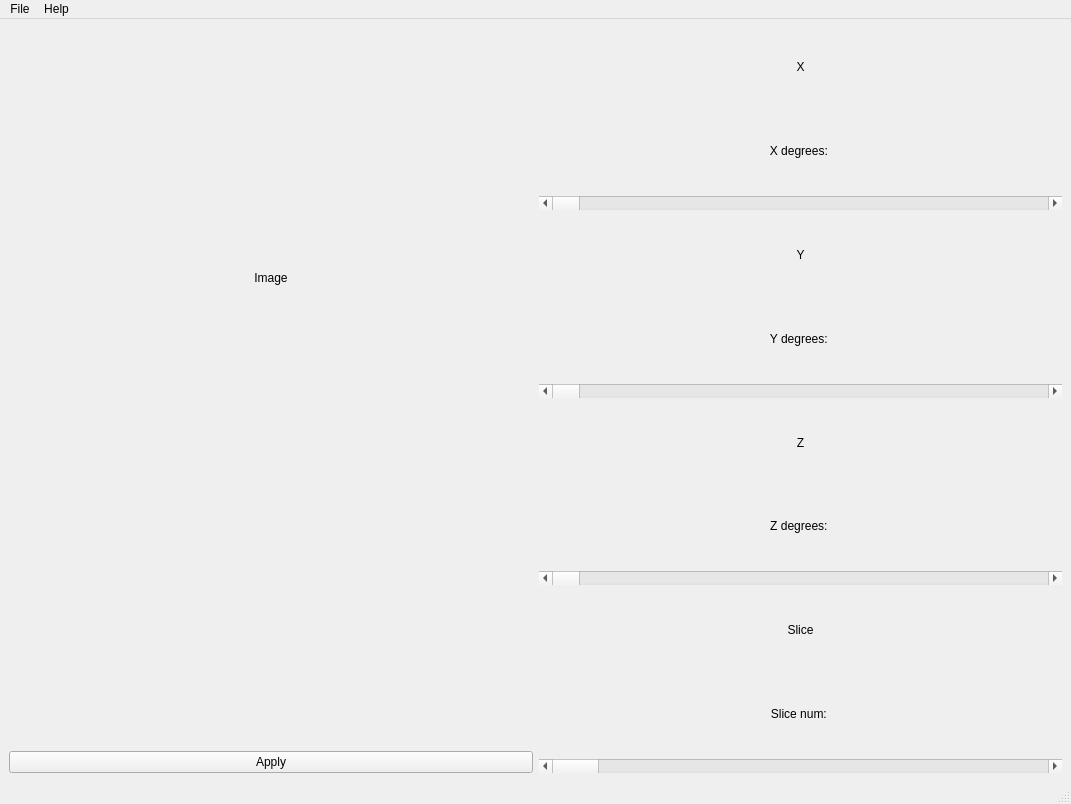
The window that src/GUI/main.ui (NIRALUser/NeuroRuler) describes before a commit, drawn with Qt 5.
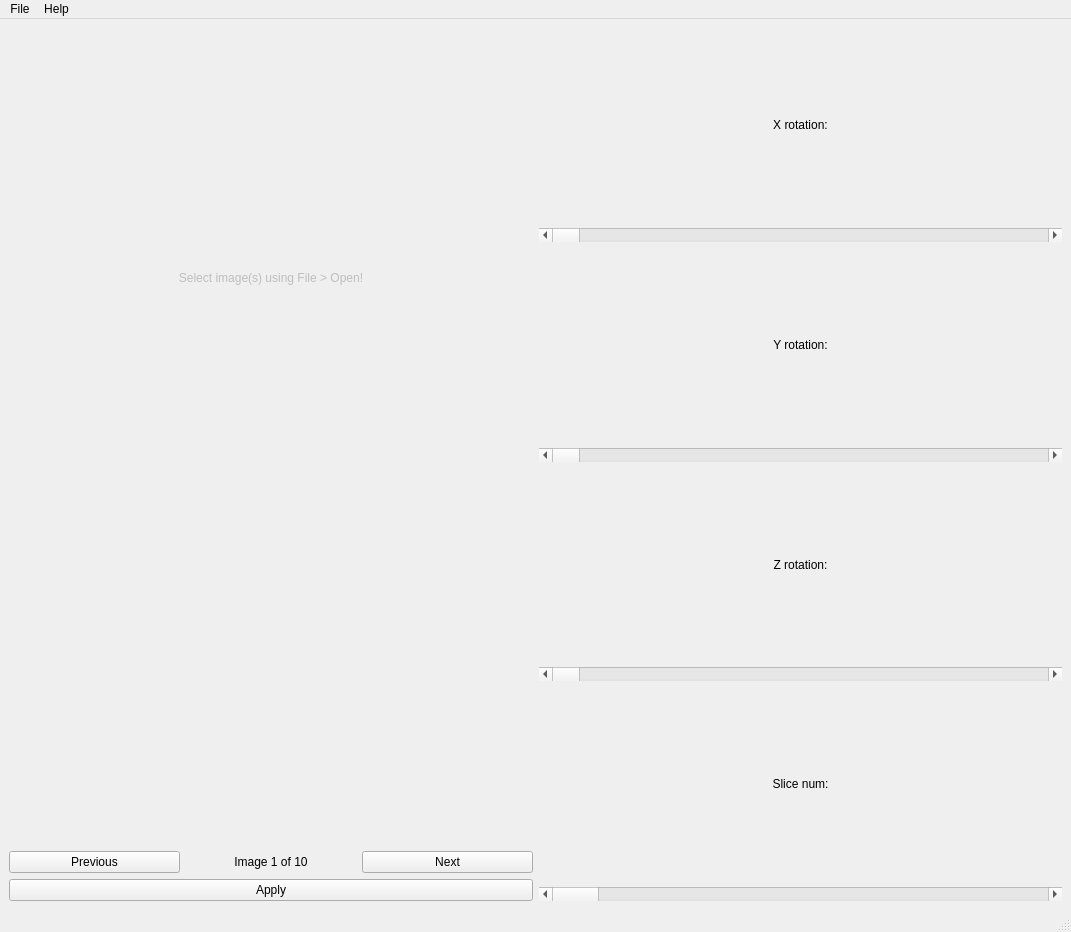
The same window after the commit.

Commit message: GUI can render images. Modified `MRIImage` to encapsulate `sitk.Image` and `sitk.Euler3DTransform`.

Patch:
```diff
--- a/src/GUI/main.ui
+++ b/src/GUI/main.ui
@@ -7,7 +7,7 @@
     <x>0</x>
     <y>0</y>
     <width>1071</width>
-    <height>804</height>
+    <height>932</height>
    </rect>
   </property>
   <property name="windowTitle">
@@ -19,6 +19,9 @@
      <layout class="QVBoxLayout" name="verticalLayout">
       <item>
        <widget class="QLabel" name="image">
+        <property name="enabled">
+         <bool>false</bool>
+        </property>
         <property name="minimumSize">
          <size>
           <width>0</width>
@@ -26,7 +29,7 @@
          </size>
         </property>
         <property name="text">
-         <string>Image</string>
+         <string>Select image(s) using File &gt; Open!</string>
         </property>
         <property name="scaledContents">
          <bool>true</bool>
@@ -49,6 +52,34 @@
         </property>
        </spacer>
       </item>
+      <item>
+       <layout class="QHBoxLayout" name="horizontalLayout_2">
+        <item>
+         <widget class="QPushButton" name="previous_button">
+          <property name="text">
+           <string>Previous</string>
+          </property>
+         </widget>
+        </item>
+        <item>
+         <widget class="QLabel" name="image_num_label">
+          <property name="text">
+           <string>Image 1 of 10</string>
+          </property>
+          <property name="alignment">
+           <set>Qt::AlignCenter</set>
+          </property>
+         </widget>
+        </item>
+        <item>
+         <widget class="QPushButton" name="next_button">
+          <property name="text">
+           <string>Next</string>
+          </property>
+         </widget>
+        </item>
+       </layout>
+      </item>
       <item>
        <widget class="QPushButton" name="apply_button">
         <property name="text">
@@ -60,20 +91,10 @@
     </item>
     <item>
      <layout class="QVBoxLayout" name="verticalLayout_2">
-      <item>
-       <widget class="QLabel" name="x_label">
-        <property name="text">
-         <string>X</string>
-        </property>
-        <property name="alignment">
-         <set>Qt::AlignCenter</set>
-        </property>
-       </widget>
-      </item>
       <item>
        <widget class="QLabel" name="x_degrees">
         <property name="text">
-         <string>X degrees: </string>
+         <string>X rotation:</string>
         </property>
         <property name="alignment">
          <set>Qt::AlignCenter</set>
@@ -90,20 +111,10 @@
         </property>
        </widget>
       </item>
-      <item>
-       <widget class="QLabel" name="y_label">
-        <property name="text">
-         <string>Y</string>
-        </property>
-        <property name="alignment">
-         <set>Qt::AlignCenter</set>
-        </property>
-       </widget>
-      </item>
       <item>
        <widget class="QLabel" name="y_degrees">
         <property name="text">
-         <string>Y degrees: </string>
+         <string>Y rotation:</string>
         </property>
         <property name="alignment">
          <set>Qt::AlignCenter</set>
@@ -120,20 +131,10 @@
         </property>
        </widget>
       </item>
-      <item>
-       <widget class="QLabel" name="z_label">
-        <property name="text">
-         <string>Z</string>
-        </property>
-        <property name="alignment">
-         <set>Qt::AlignCenter</set>
-        </property>
-       </widget>
-      </item>
       <item>
        <widget class="QLabel" name="z_degrees">
         <property name="text">
-         <string>Z degrees: </string>
+         <string>Z rotation:</string>
         </property>
         <property name="alignment">
          <set>Qt::AlignCenter</set>
@@ -150,20 +151,10 @@
         </property>
        </widget>
       </item>
-      <item>
-       <widget class="QLabel" name="slice_label">
-        <property name="text">
-         <string>Slice</string>
-        </property>
-        <property name="alignment">
-         <set>Qt::AlignCenter</set>
-        </property>
-       </widget>
-      </item>
       <item>
        <widget class="QLabel" name="slice_num">
         <property name="text">
-         <string>Slice num: </string>
+         <string>Slice num:</string>
         </property>
         <property name="alignment">
          <set>Qt::AlignCenter</set>
```
Left out of the diff: 5 changed lines with no effect on the pictures. The commit also changes 9 other files.
